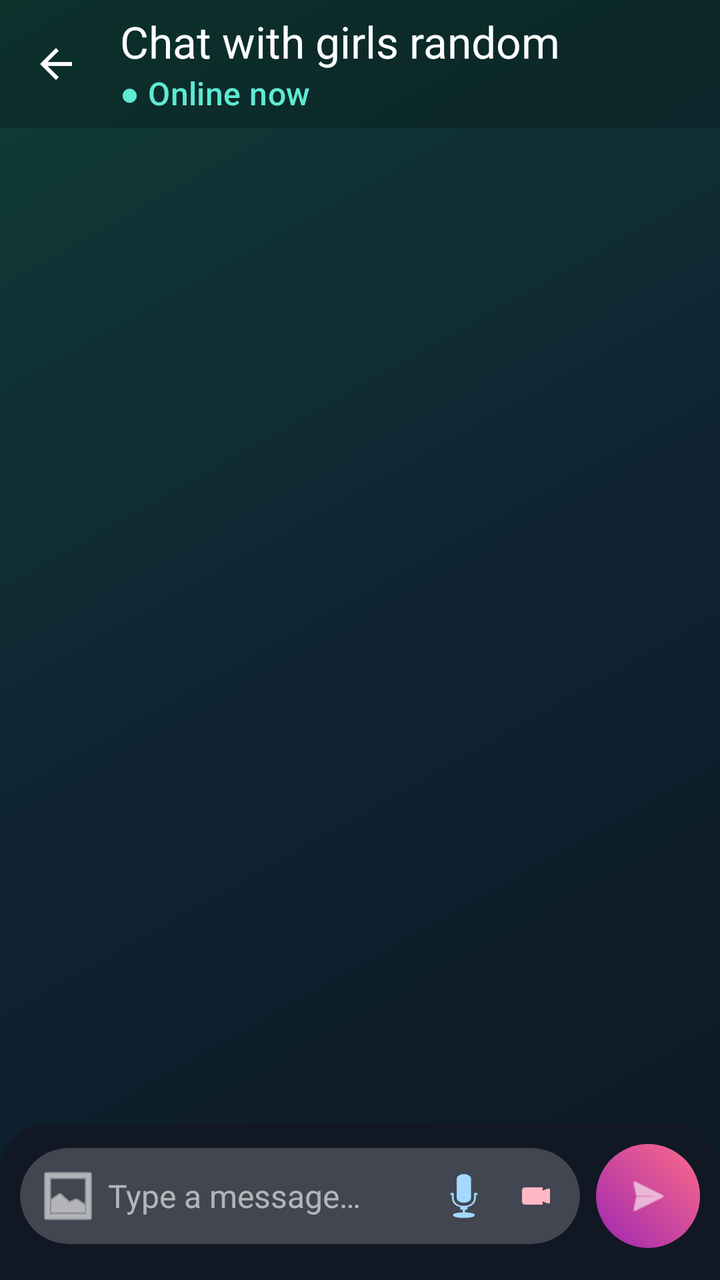
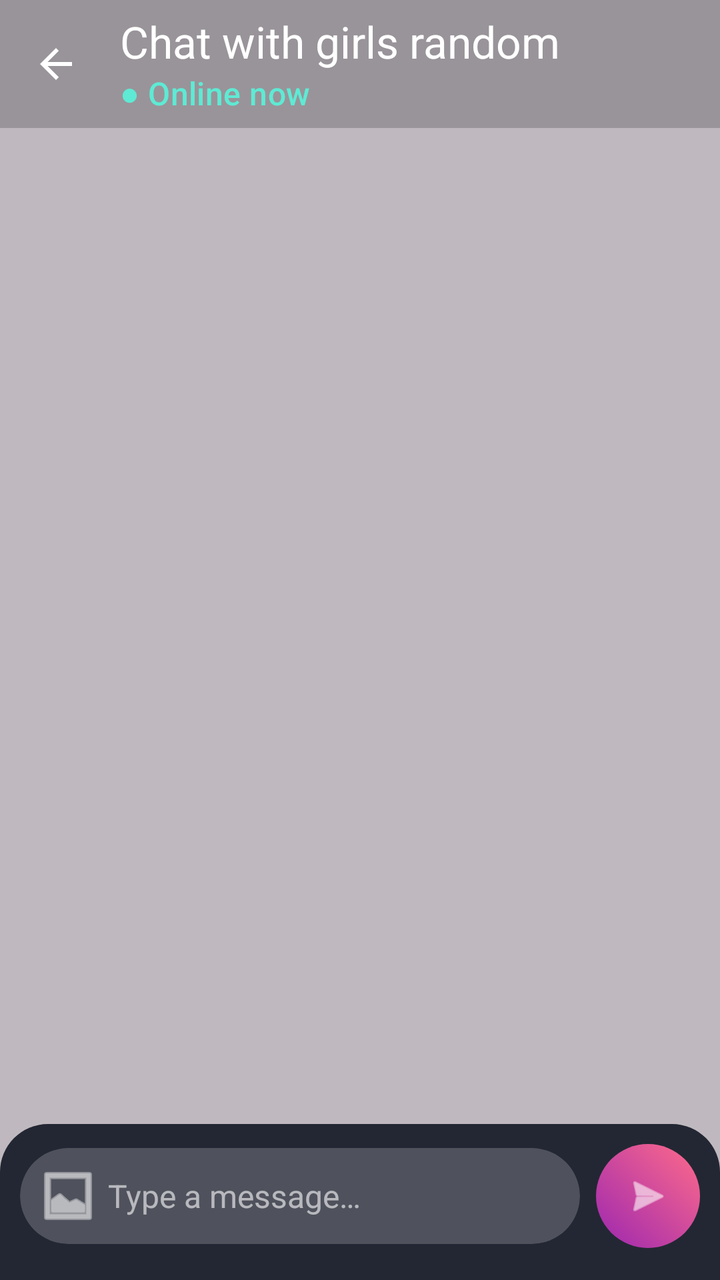

An Android layout rendered at two revisions. The XML below is the earlier revision; the diff shows what the commit changed to produce the second picture.
<!-- AndroidManifest.xml: application theme Theme.BushoRat -->
<!-- res/layout/activity_chat.xml -->
<?xml version="1.0" encoding="utf-8"?>
<androidx.constraintlayout.widget.ConstraintLayout xmlns:android="http://schemas.android.com/apk/res/android"
    xmlns:app="http://schemas.android.com/apk/res-auto"
    xmlns:tools="http://schemas.android.com/tools"
    android:layout_width="match_parent"
    android:layout_height="match_parent"
    android:background="@drawable/gradient_login_bg"
    android:fitsSystemWindows="true"
    tools:context=".activities.ChatActivity">

    <com.google.android.material.appbar.MaterialToolbar
        android:id="@+id/chatToolbar"
        android:layout_width="0dp"
        android:layout_height="?attr/actionBarSize"
        android:background="#33000000"
        android:elevation="4dp"
        android:theme="@style/ThemeOverlay.Material3.Dark.ActionBar"
        app:layout_constraintEnd_toEndOf="parent"
        app:layout_constraintStart_toStartOf="parent"
        app:layout_constraintTop_toTopOf="parent"
        app:navigationIcon="?attr/homeAsUpIndicator"
        app:subtitle="@string/chat_toolbar_subtitle"
        app:subtitleTextColor="@color/mint"
        app:title="@string/chat_toolbar_title"
        app:titleTextColor="@color/white" />

    <TextView
        android:id="@+id/tvEmptyChat"
        android:layout_width="0dp"
        android:layout_height="wrap_content"
        android:gravity="center"
        android:padding="32dp"
        android:text="@string/chat_empty_state"
        android:textColor="@color/text_muted"
        android:textSize="15sp"
        android:visibility="gone"
        app:layout_constraintBottom_toTopOf="@id/inputBar"
        app:layout_constraintEnd_toEndOf="parent"
        app:layout_constraintStart_toStartOf="parent"
        app:layout_constraintTop_toBottomOf="@id/chatToolbar"
        tools:visibility="visible" />

    <androidx.recyclerview.widget.RecyclerView
        android:id="@+id/rvMessages"
        android:layout_width="0dp"
        android:layout_height="0dp"
        android:clipToPadding="false"
        android:paddingStart="12dp"
        android:paddingTop="8dp"
        android:paddingEnd="12dp"
        android:paddingBottom="12dp"
        android:scrollbars="vertical"
        app:layout_constraintBottom_toTopOf="@+id/inputBar"
        app:layout_constraintEnd_toEndOf="parent"
        app:layout_constraintStart_toStartOf="parent"
        app:layout_constraintTop_toBottomOf="@id/chatToolbar" />

    <LinearLayout
        android:id="@+id/inputBar"
        android:layout_width="0dp"
        android:layout_height="wrap_content"
        android:background="@drawable/bg_chat_input_bar"
        android:gravity="center_vertical"
        android:orientation="horizontal"
        android:paddingStart="10dp"
        android:paddingTop="10dp"
        android:paddingEnd="10dp"
        android:paddingBottom="16dp"
        app:layout_constraintBottom_toBottomOf="parent"
        app:layout_constraintEnd_toEndOf="parent"
        app:layout_constraintStart_toStartOf="parent">

        <com.google.android.material.card.MaterialCardView
            android:layout_width="0dp"
            android:layout_height="wrap_content"
            android:layout_weight="1"
            app:cardBackgroundColor="#33FFFFFF"
            app:cardCornerRadius="26dp"
            app:cardElevation="0dp"
            app:strokeWidth="0dp">

            <LinearLayout
                android:layout_width="match_parent"
                android:layout_height="wrap_content"
                android:gravity="center_vertical"
                android:minHeight="48dp"
                android:orientation="horizontal"
                android:paddingStart="4dp"
                android:paddingEnd="4dp">

                <ImageButton
                    android:id="@+id/btnAttach"
                    android:layout_width="40dp"
                    android:layout_height="40dp"
                    android:background="?attr/selectableItemBackgroundBorderless"
                    android:contentDescription="@string/chat_attach"
                    android:src="@android:drawable/ic_menu_gallery"
                    app:tint="@color/white" />

                <EditText
                    android:id="@+id/etMessage"
                    android:layout_width="0dp"
                    android:layout_height="wrap_content"
                    android:layout_weight="1"
                    android:background="@android:color/transparent"
                    android:hint="@string/chat_hint"
                    android:imeOptions="actionSend"
                    android:inputType="textCapSentences|textMultiLine"
                    android:maxLines="5"
                    android:paddingVertical="10dp"
                    android:textColor="@color/white"
                    android:textColorHint="#99FFFFFF"
                    android:textSize="16sp" />

                <ImageButton
                    android:id="@+id/btnAudioCall"
                    android:layout_width="36dp"
                    android:layout_height="36dp"
                    android:background="?attr/selectableItemBackgroundBorderless"
                    android:contentDescription="@string/chat_audio_call"
                    android:src="@android:drawable/ic_btn_speak_now"
                    app:tint="@color/sky_light" />

                <ImageButton
                    android:id="@+id/btnVideoCall"
                    android:layout_width="36dp"
                    android:layout_height="36dp"
                    android:background="?attr/selectableItemBackgroundBorderless"
                    android:contentDescription="@string/chat_video_call"
                    android:src="@android:drawable/presence_video_online"
                    app:tint="@color/rose_light" />
            </LinearLayout>
        </com.google.android.material.card.MaterialCardView>

        <FrameLayout
            android:id="@+id/btnSend"
            android:layout_width="52dp"
            android:layout_height="52dp"
            android:layout_marginStart="8dp"
            android:background="@drawable/bg_chat_send_fab"
            android:clickable="true"
            android:contentDescription="@string/chat_send"
            android:focusable="true"
            android:foreground="?attr/selectableItemBackgroundBorderless">

            <ImageView
                android:layout_width="24dp"
                android:layout_height="24dp"
                android:layout_gravity="center"
                android:contentDescription="@null"
                android:src="@android:drawable/ic_menu_send"
                app:tint="@color/white" />
        </FrameLayout>
    </LinearLayout>
</androidx.constraintlayout.widget.ConstraintLayout>
<!-- resources referenced by this layout -->
<resources>
  <color name="mint">#5EEAD4</color>
  <color name="rose_light">#FFB8C6</color>
  <color name="sky_light">#A3D9FF</color>
  <color name="text_muted">#8A9AA6</color>
  <color name="white">#FFFFFF</color>
  <!-- drawable bg_chat_input_bar (drawable) -->
  <?xml version="1.0" encoding="utf-8"?>
  <shape xmlns:android="http://schemas.android.com/apk/res/android">
      <solid android:color="#E6121824" />
      <corners android:topLeftRadius="24dp" android:topRightRadius="24dp" />
  </shape>
  <!-- drawable bg_chat_send_fab (drawable) -->
  <?xml version="1.0" encoding="utf-8"?>
  <shape xmlns:android="http://schemas.android.com/apk/res/android"
      android:shape="oval">
      <gradient
          android:angle="45"
          android:endColor="#FF6B8A"
          android:startColor="#9C27B0" />
  </shape>
  <!-- drawable gradient_login_bg (drawable) -->
  <?xml version="1.0" encoding="utf-8"?>
  <shape xmlns:android="http://schemas.android.com/apk/res/android">
      <gradient
          android:angle="135"
          android:startColor="#0B1822"
          android:centerColor="#102433"
          android:endColor="#0F3D36"
          android:type="linear" />
  </shape>
  <string name="chat_attach">Attach file</string>
  <string name="chat_audio_call">Audio call</string>
  <string name="chat_empty_state">Say hi — someone is waiting to chat with you 💬</string>
  <string name="chat_hint">Type a message…</string>
  <string name="chat_send">Send</string>
  <string name="chat_toolbar_subtitle">● Online now</string>
  <string name="chat_toolbar_title">Chat with girls random</string>
  <string name="chat_video_call">Video call</string>
  <style name="Theme.BushoRat" parent="Base.Theme.BushoRat" />
  <style name="Base.Theme.BushoRat" parent="Theme.Material3.DayNight.NoActionBar">
          
          
      </style>
</resources>

<!-- the commit's change to res/layout/activity_chat.xml (unified diff, before → after) -->
@@ -4,9 +4,29 @@
     xmlns:tools="http://schemas.android.com/tools"
     android:layout_width="match_parent"
     android:layout_height="match_parent"
-    android:background="@drawable/gradient_login_bg"
     android:fitsSystemWindows="true"
     tools:context=".activities.ChatActivity">
+
+    <ImageView
+        android:id="@+id/chatBackground"
+        android:layout_width="0dp"
+        android:layout_height="0dp"
+        android:contentDescription="@null"
+        android:scaleType="centerCrop"
+        app:layout_constraintBottom_toBottomOf="parent"
+        app:layout_constraintEnd_toEndOf="parent"
+        app:layout_constraintStart_toStartOf="parent"
+        app:layout_constraintTop_toTopOf="parent" />
+
+    <View
+        android:id="@+id/chatBackgroundScrim"
+        android:layout_width="0dp"
+        android:layout_height="0dp"
+        android:background="#40000000"
+        app:layout_constraintBottom_toBottomOf="parent"
+        app:layout_constraintEnd_toEndOf="parent"
+        app:layout_constraintStart_toStartOf="parent"
+        app:layout_constraintTop_toTopOf="parent" />
 
     <com.google.android.material.appbar.MaterialToolbar
         android:id="@+id/chatToolbar"
@@ -111,24 +131,6 @@
                     android:textColor="@color/white"
                     android:textColorHint="#99FFFFFF"
                     android:textSize="16sp" />
-
-                <ImageButton
-                    android:id="@+id/btnAudioCall"
-                    android:layout_width="36dp"
-                    android:layout_height="36dp"
-                    android:background="?attr/selectableItemBackgroundBorderless"
-                    android:contentDescription="@string/chat_audio_call"
-                    android:src="@android:drawable/ic_btn_speak_now"
-                    app:tint="@color/sky_light" />
-
-                <ImageButton
-                    android:id="@+id/btnVideoCall"
-                    android:layout_width="36dp"
-                    android:layout_height="36dp"
-                    android:background="?attr/selectableItemBackgroundBorderless"
-                    android:contentDescription="@string/chat_video_call"
-                    android:src="@android:drawable/presence_video_online"
-                    app:tint="@color/rose_light" />
             </LinearLayout>
         </com.google.android.material.card.MaterialCardView>
 
<!-- resource entries referenced after the edit -->
@@ -1,8 +1,6 @@
 <!-- resources referenced by this layout -->
 <resources>
   <color name="mint">#5EEAD4</color>
-  <color name="rose_light">#FFB8C6</color>
-  <color name="sky_light">#A3D9FF</color>
   <color name="text_muted">#8A9AA6</color>
   <color name="white">#FFFFFF</color>
   <!-- drawable bg_chat_input_bar (drawable) -->
@@ -20,24 +18,12 @@
           android:endColor="#FF6B8A"
           android:startColor="#9C27B0" />
   </shape>
-  <!-- drawable gradient_login_bg (drawable) -->
-  <?xml version="1.0" encoding="utf-8"?>
-  <shape xmlns:android="http://schemas.android.com/apk/res/android">
-      <gradient
-          android:angle="135"
-          android:startColor="#0B1822"
-          android:centerColor="#102433"
-          android:endColor="#0F3D36"
-          android:type="linear" />
-  </shape>
   <string name="chat_attach">Attach file</string>
-  <string name="chat_audio_call">Audio call</string>
   <string name="chat_empty_state">Say hi — someone is waiting to chat with you 💬</string>
   <string name="chat_hint">Type a message…</string>
   <string name="chat_send">Send</string>
   <string name="chat_toolbar_subtitle">● Online now</string>
   <string name="chat_toolbar_title">Chat with girls random</string>
-  <string name="chat_video_call">Video call</string>
   <style name="Theme.BushoRat" parent="Base.Theme.BushoRat" />
   <style name="Base.Theme.BushoRat" parent="Theme.Material3.DayNight.NoActionBar">
           
